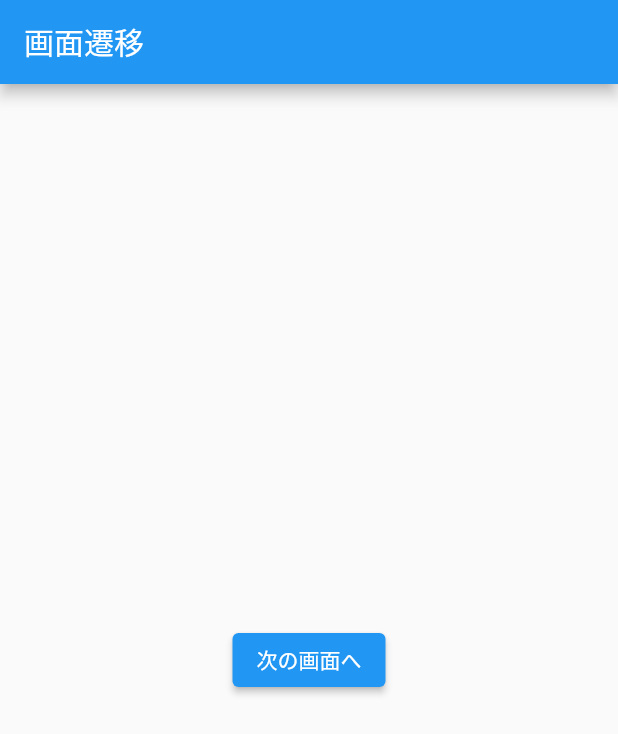
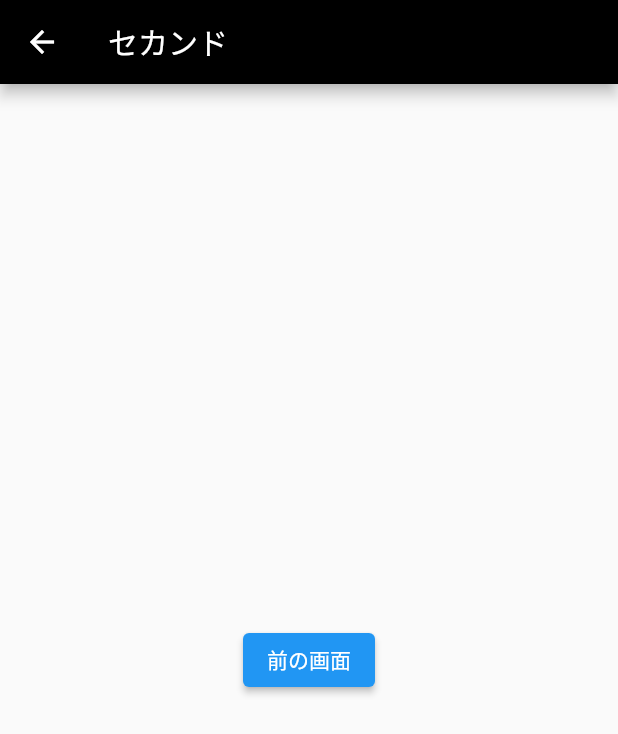
Before and after one commit to sisosyunya/restudy_flutter, a Flutter app: the screen it shows after launch, after a tap on "次の画面へ", on a phone screen of 412 x 824 dp. Shown: the top 734 px of the screen. Run offline on Flutter 3.47's test engine with Material 2 defaults, Android fonts, the phone set to English and light mode, and no system bars.

Commit message:
ページ遷移

```diff
--- a/lib/first_page.dart
+++ b/lib/first_page.dart
@@ -1,5 +1,7 @@
 
 import 'package:flutter/material.dart';
+
+import 'second_page.dart';
 
 class FirstPage extends StatelessWidget {
   @override
@@ -12,6 +14,12 @@
         child:ElevatedButton(
           onPressed: (){
             //ボタン押したときに呼ばれるコードを書く
+            // MaterialPageRouteは画面遷移を行うためのクラス
+
+            Navigator.push(
+              context,
+              MaterialPageRoute(builder: (context) => SecondPage()),
+            );
           },
           child:const Text('次の画面へ'),
         ),
--- /dev/null
+++ b/lib/second_page.dart
@@ -0,0 +1,22 @@
+import 'package:flutter/material.dart';
+
+class SecondPage extends StatelessWidget {
+  @override
+  Widget build(BuildContext context) {
+    return Scaffold(
+      appBar: AppBar(
+        title:const Text('セカンド'),
+        backgroundColor: Colors.black,
+      ),
+      body:Center(
+        child:ElevatedButton(
+          onPressed: (){
+            //ボタン押したときに呼ばれるコードを書く
+            Navigator.pop(context);
+          },
+          child:const Text('前の画面'),
+        ),
+      ),
+    );
+  }
+}
```
